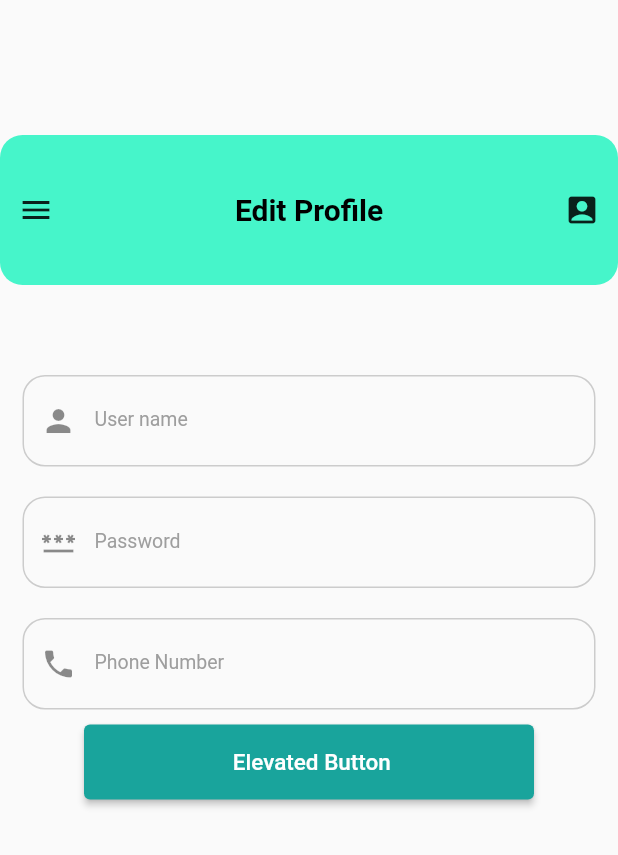
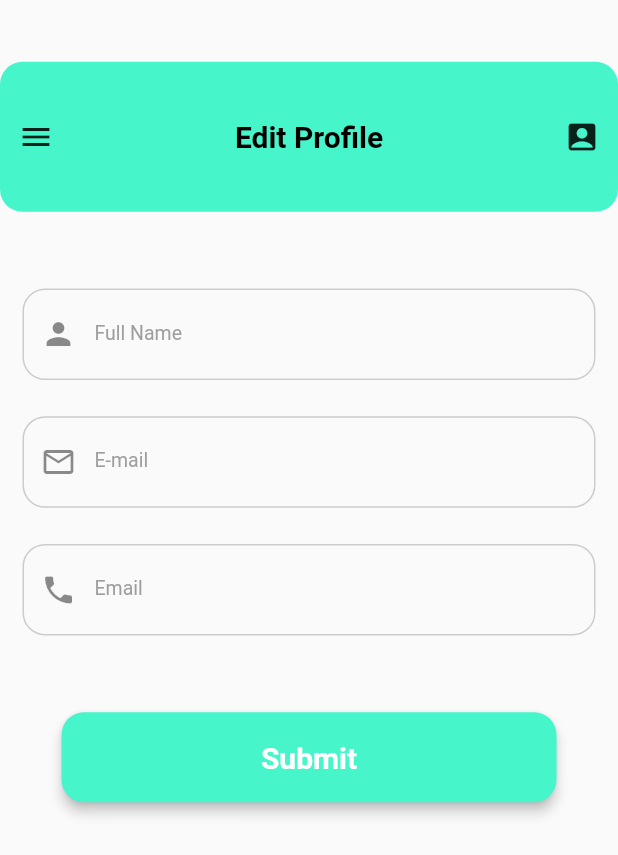
Before and after one commit to HMAHD/unifit, a Flutter app: the screen it shows after launch, on a phone screen of 412 x 824 dp. Shown: the top 855 px of the screen. Run offline on Flutter 3.47's test engine with Material 2 defaults, Android fonts, the phone set to English and light mode, and no system bars.

Commit message:
add new elevator buttons

```diff
--- a/lib/pages/settings.dart
+++ b/lib/pages/settings.dart
@@ -11,11 +11,14 @@ class Settings extends StatefulWidget {
 class _SettingsState extends State<Settings> {
   @override
   Widget build(BuildContext context) {
+    double devHeight = MediaQuery.of(context).size.height;
+    double devWidth = MediaQuery.of(context).size.width;
     return Scaffold(
-      body: Column(
+      body: SafeArea(
+        child: Column(
           children: [
-          const SizedBox(
-            height: 90,
+            SizedBox(
+              height: devHeight * 0.05,
             ),
             Container(
               width: double.infinity,
@@ -46,40 +49,58 @@ class _SettingsState extends State<Settings> {
             //   width: 250,
             // ),
             SizedBox(
-            height: 50,
+              height: devHeight * 0.05,
             ),
-          CustomTextField(
+            const CustomTextField(
               icon: Icon(Icons.person),
-            title: 'User name',
+              title: 'Full Name',
               isObscure: false,
-            hint: "Enter Your User Name",
+              hint: "Enter Your Full Name",
             ),
-          CustomTextField(
-            icon: Icon(Icons.password),
-            title: 'Password',
-            isObscure: true,
-            hint: "Enter Your Password",
+            SizedBox(
+              height: devHeight * 0.005,
             ),
-          CustomTextField(
+            const CustomTextField(
+              icon: Icon(Icons.email_outlined),
+              title: 'E-mail',
+              isObscure: false,
+              hint: "Enter Your Email",
+            ),
+            SizedBox(
+              height: devHeight * 0.005,
+            ),
+            const CustomTextField(
               icon: Icon(Icons.phone),
-            title: 'Phone Number',
+              title: 'Email',
               isObscure: false,
               hint: "Enter Your Number",
             ),
-          //CustomTextField(),
-          SizedBox(width: 500),
+
+            SizedBox(
+              height: devHeight * 0.05,
+            ),
+
             ElevatedButton(
+              style: ElevatedButton.styleFrom(
+                elevation: 3.5,
+                minimumSize: const Size(330, 60),
+                backgroundColor: Color.fromRGBO(70, 245, 202, 1),
+                shape: RoundedRectangleBorder(
+                  borderRadius: BorderRadius.circular(15.0),
+                ),
+              ),
               onPressed: () {},
-              style: ElevatedButton.styleFrom(
-                  fixedSize: const Size(300, 50),
-                  primary: const Color.fromRGBO(25, 164, 156, 1)),
               child: const Text(
-                ' Elevated Button',
+                "Submit",
                 style: TextStyle(
-                  fontSize: 15,
+                  fontSize: 20,
+                  fontWeight: FontWeight.bold,
+                  color: Colors.white,
                 ),
-              ))
+              ),
+            ),
           ],
+        ),
       ),
     );
   }
```
Lines whose indentation alone changed are shown as unchanged.
